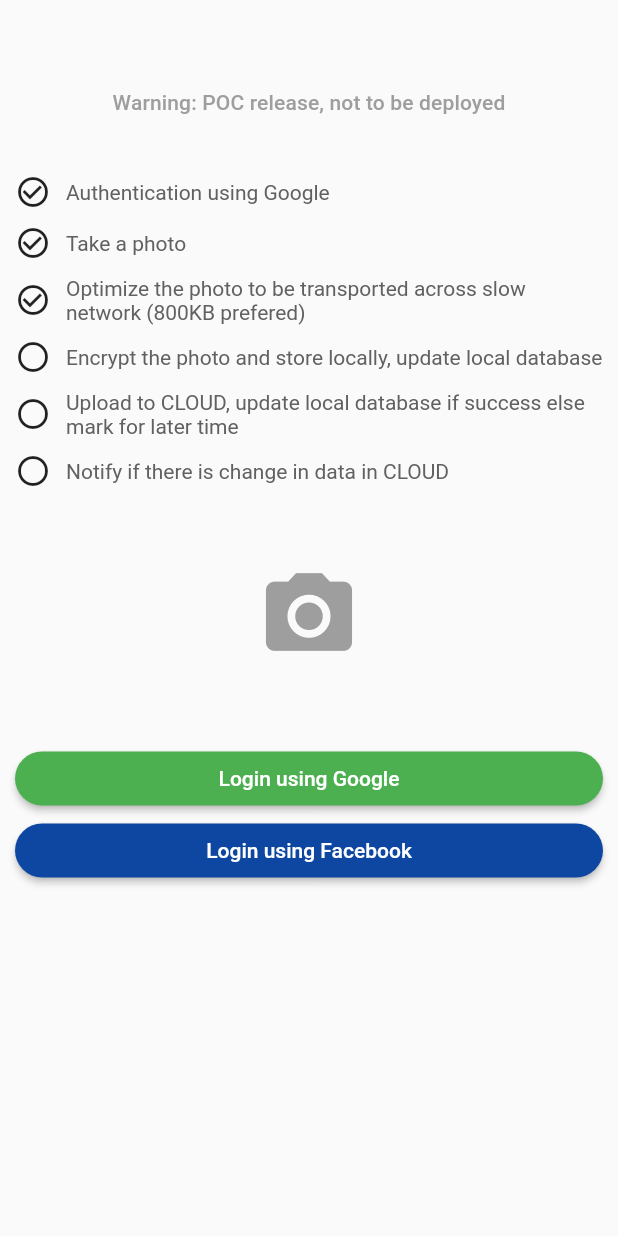
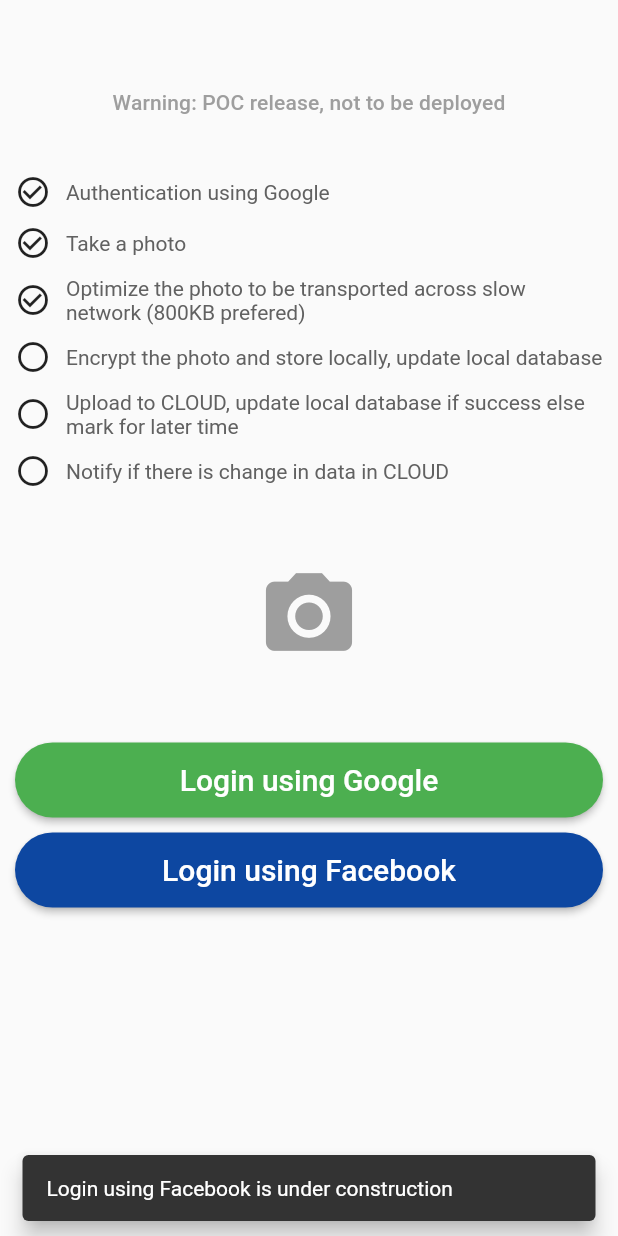
Before and after one commit to anoop-ananthan/photo_detect_poc, a Flutter app: the screen it shows after launch, after a tap on "Login using Facebook", on a phone screen of 412 x 824 dp. Run offline on Flutter 3.47's test engine with Material 2 defaults, Android fonts, the phone set to English and light mode, and no system bars; our stand-ins replace camera, firebase_auth, firebase_core, firebase_storage, flutter_image_compress, google_sign_in; accounts and stored records are empty.

Commit message:
Add minor modifications

```diff
--- a/lib/firebase_api.dart
+++ b/lib/firebase_api.dart
@@ -2,6 +2,7 @@ import 'dart:io';
 import 'dart:typed_data';
 
 import 'package:firebase_storage/firebase_storage.dart';
+import 'package:flutter/material.dart';
 
 class FirebaseApi {
   static UploadTask? uploadFile(String destination, File file) {
@@ -9,6 +10,7 @@ class FirebaseApi {
       final ref = FirebaseStorage.instance.ref(destination);
       return ref.putFile(file);
     } on FirebaseException catch (e) {
+      debugPrint(e.toString());
       return null;
     }
   }
@@ -19,6 +21,7 @@ class FirebaseApi {
 
       return ref.putData(data);
     } on FirebaseException catch (e) {
+      debugPrint(e.toString());
       return null;
     }
   }
--- a/lib/image_optimizer.dart
+++ b/lib/image_optimizer.dart
@@ -5,9 +5,6 @@ import 'package:flutter_image_compress/flutter_image_compress.dart';
 abstract class ImageOptimizer {
   static Future<File> compressFile(File file) async {
     final filePath = file.absolute.path;
-
-    // Create output file path
-    // eg:- "Volume/VM/abcd_out.jpeg"
     final lastIndex = filePath.lastIndexOf(RegExp(r'.jp'));
     final splitted = filePath.substring(0, (lastIndex));
     final outPath = "${splitted}_out${filePath.substring(lastIndex)}";
--- a/lib/login_page.dart
+++ b/lib/login_page.dart
@@ -69,17 +69,24 @@ class LoginPage extends StatelessWidget {
             ),
             Button(
               width: width,
+              height: 50,
               color: Colors.green,
               radius: 50,
               text: 'Login using Google',
               onPressed: _signInWithGoogle,
             ),
+            const SizedBox(
+              height: 10,
+            ),
             Button(
               width: width,
+              height: 50,
               color: Colors.blue.shade900,
               radius: 50,
               text: 'Login using Facebook',
-              onPressed: () {},
+              onPressed: () {
+                _signInWithFacebook(context);
+              },
             ),
           ],
         ),
@@ -94,12 +101,26 @@ class LoginPage extends StatelessWidget {
       print(e.toString());
     }
   }
+
+  Future<void> _signInWithFacebook(BuildContext context) async {
+    try {
+      ScaffoldMessenger.of(context).showSnackBar(
+        const SnackBar(
+          behavior: SnackBarBehavior.floating,
+          content: Text(
+            'Login using Facebook is under construction',
+          ),
+        ),
+      );
+    } catch (e) {}
+  }
 }
 
 class Button extends StatelessWidget {
   const Button({
     Key? key,
     required this.width,
+    required this.height,
     required this.color,
     required this.radius,
     required this.text,
@@ -107,6 +128,7 @@ class Button extends StatelessWidget {
   }) : super(key: key);
 
   final double width;
+  final double height;
   final Color color;
   final double radius;
   final String text;
@@ -116,15 +138,20 @@ class Button extends StatelessWidget {
   Widget build(BuildContext context) {
     return SizedBox(
       width: width,
+      height: height,
       child: ElevatedButton(
         style: ElevatedButton.styleFrom(
           primary: color,
-          shape: RoundedRectangleBorder(
-            borderRadius: BorderRadius.circular(radius),
-          ),
+          shape: const StadiumBorder(),
         ),
         onPressed: onPressed,
-        child: Text(text),
+        child: Text(
+          text,
+          style: Theme.of(context)
+              .textTheme
+              .headline6!
+              .copyWith(color: Colors.white),
+        ),
       ),
     );
   }
--- a/lib/main.dart
+++ b/lib/main.dart
@@ -6,6 +6,7 @@ import 'package:photo_detect_poc/landing_page.dart';
 void main() async {
   WidgetsFlutterBinding.ensureInitialized();
   await Firebase.initializeApp();
+
   runApp(const MyApp());
 }
 
```
Also changed, not shown: lib/home_page.dart (+21 -0 lines), pubspec.lock, 3 other files.
